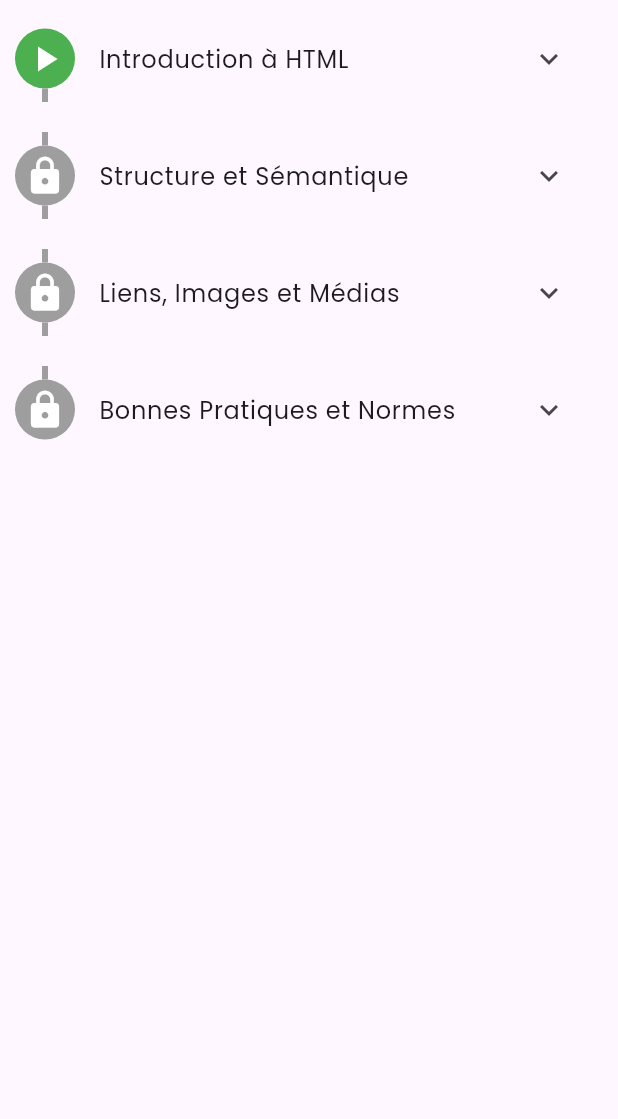
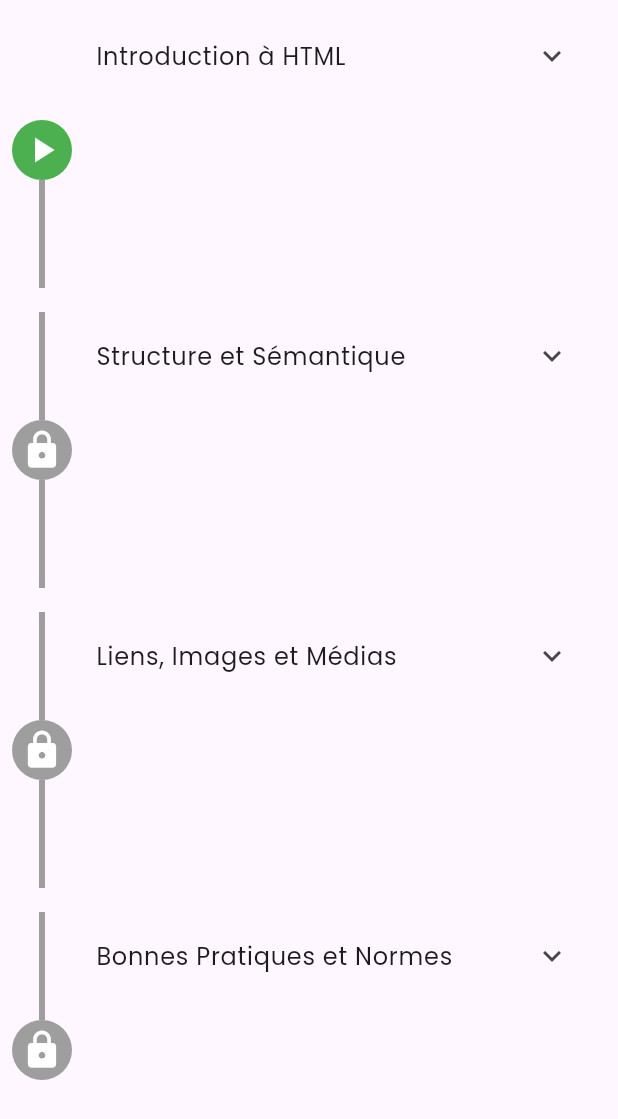
Before and after one commit to Godisouleymane/Nerd-app, a Flutter app: the HtmlVieww screen opened directly, on a phone screen of 412 x 824 dp. Shown: the top 1119 px of the screen. Run offline on Flutter 3.47's test engine with Material 3 defaults, Android fonts, the phone set to English and light mode, and no system bars; drawn by our look-alikes of timeline_tile; our stand-ins replace cloud_firestore, firebase_auth, firebase_core, flutter_svg, gap, google_fonts and 2 more; missing offline and left inert: dev_icons; accounts and stored records are empty.

Commit message:
recupeeration des donnees html

```diff
--- a/lib/services/get_courses.dart
+++ b/lib/services/get_courses.dart
@@ -4,7 +4,6 @@ import 'package:cloud_firestore/cloud_firestore.dart';
 Future<Map<String, dynamic>?> getHtmlCourseFromFirestore() async {
   DocumentSnapshot snapshot =
       await FirebaseFirestore.instance.collection('courses').doc('html').get();
-
   if (snapshot.exists) {
     return snapshot.data() as Map<String, dynamic>?;
   }
--- a/lib/views/parcours/html/screenHTML.dart
+++ b/lib/views/parcours/html/screenHTML.dart
@@ -1,4 +1,3 @@
-
 import 'package:code_crafters/services/get_courses.dart';
 import 'package:flutter/material.dart';
 import 'package:timeline_tile/timeline_tile.dart';
@@ -14,12 +13,8 @@ class _HtmlViewwState extends State<HtmlVieww> {
   @override
   void initState() {
     super.initState();
-    if (courseFuture == null) {
-      courseFuture =
-          getHtmlCourseFromFirestore() as Future<Map<String, dynamic>?>?;
+    courseFuture = getHtmlCourseFromFirestore();
   }
-  }
-
 
   @override
   Widget build(BuildContext context) {
@@ -30,24 +25,26 @@ class _HtmlViewwState extends State<HtmlVieww> {
           if (snapshot.connectionState == ConnectionState.done) {
             if (snapshot.hasData) {
               final courseData = snapshot.data!;
-              // Utilisez une liste vide comme valeur par défaut si 'modules' est null
               final modules = courseData['modules'] as List<dynamic>? ?? [];
               return ListView.builder(
                 itemCount: modules.length,
                 itemBuilder: (context, index) {
                   final module = modules[index] as Map<String, dynamic>;
-                  // Utilisez une liste vide comme valeur par défaut si 'lessons' est null
-                  final lessons = module['lessons'] as List<dynamic>? ?? [];
-                  return Padding(
-                    padding: const EdgeInsets.all(10.0),
+                 final lessons = module['lesson'] as List<dynamic>? ?? [];
+                  return SizedBox(
+                    height: 200,
+                    child: Padding(
+                      padding: const EdgeInsets.all(8.0),
                       child: TimelineTile(
                         alignment: TimelineAlign.start,
                         lineXY: 0.3,
                         isFirst: index == 0,
                         isLast: index == modules.length - 1,
+
                         indicatorStyle: IndicatorStyle(
                           width: 40,
-                        color: module['isUnlocked'] ? Colors.green : Colors.grey,
+                          color:
+                              module['isUnlocked'] ? Colors.green : Colors.grey,
                           iconStyle: IconStyle(
                             iconData: module['isUnlocked']
                                 ? Icons.play_arrow
@@ -57,7 +54,7 @@ class _HtmlViewwState extends State<HtmlVieww> {
                         ),
                         endChild: ExpansionTile(
                           title: Text(module['title']),
-                        children: lessons.map((lesson) {
+                          children: lessons.map<Widget>((lesson) {
                             final lessonData = lesson as Map<String, dynamic>;
                             return ListTile(
                               title: Text(lessonData['title']),
@@ -66,18 +63,19 @@ class _HtmlViewwState extends State<HtmlVieww> {
                           }).toList(),
                         ),
                       ),
+                    ),
                   );
                 },
               );
+            } else {
+              return Center(child: Text('Aucune donnée de cours disponible.'));
+            }
           } else if (snapshot.hasError) {
-              return Center(
-                  child: Text('Erreur lors du chargement des données'));
-            }
+            return Center(child: Text('Erreur lors du chargement des données'));
           }
           return Center(child: CircularProgressIndicator());
         },
       ),
-
     );
   }
 }
```
Lines whose indentation alone changed are shown as unchanged.
